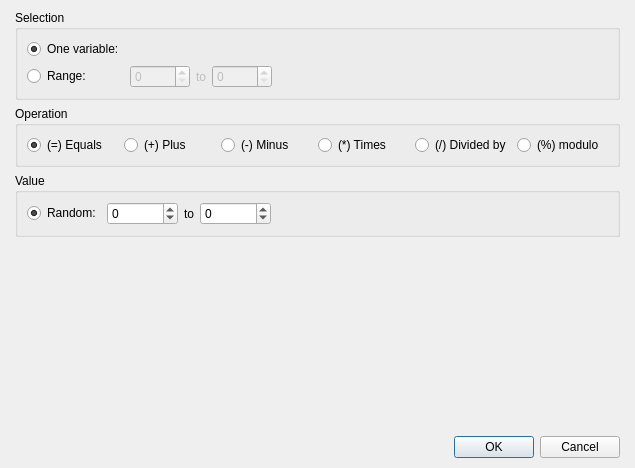
Old version of the form Engine/Dialogs/Commands/dialogcommandchangevariables.ui in the repository RPG-Paper-Maker/RPG-Paper-Maker.
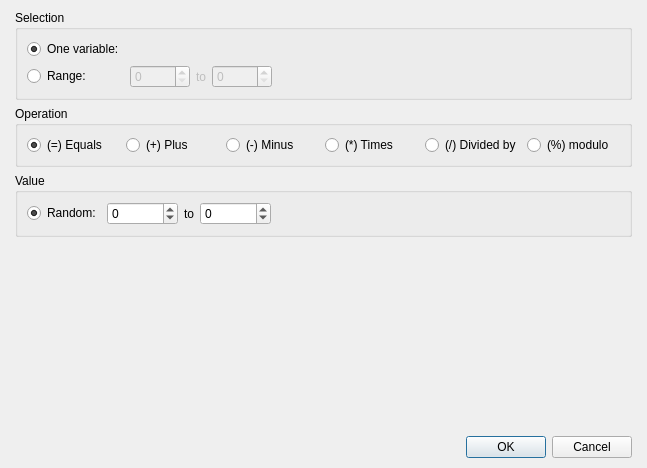
New version of the form. Custom widgets are drawn as their Qt base class.

```diff
--- a/Engine/Dialogs/Commands/dialogcommandchangevariables.ui
+++ b/Engine/Dialogs/Commands/dialogcommandchangevariables.ui
@@ -6,7 +6,7 @@
    <rect>
     <x>0</x>
     <y>0</y>
-    <width>635</width>
+    <width>647</width>
     <height>468</height>
    </rect>
   </property>
```
Left out of the diff: 6 changed lines with no effect on the pictures.
